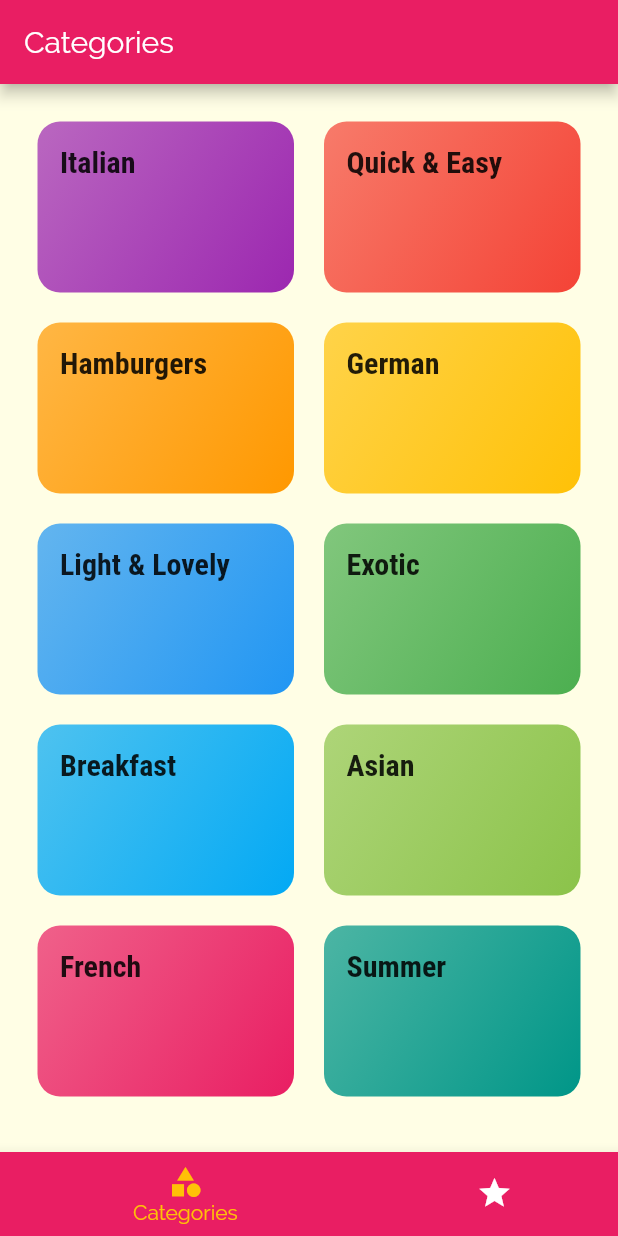
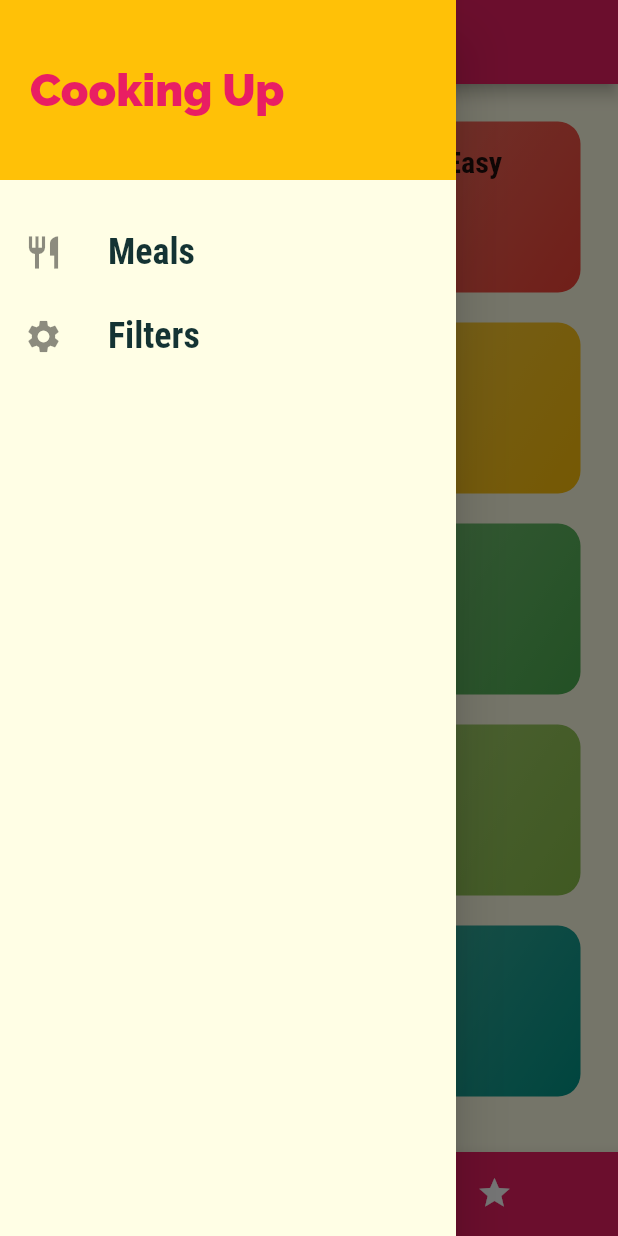
Before and after one commit to kamathpavank/meals-app, a Flutter app: the screen it shows after launch, with the side drawer open (before the commit the screen has no drawer), on a phone screen of 412 x 824 dp. Run offline on Flutter 3.47's test engine with Material 2 defaults, Android fonts, the phone set to English and light mode, and no system bars.

Commit message:
added filters

```diff
--- a/lib/main.dart
+++ b/lib/main.dart
@@ -1,15 +1,53 @@
 import 'package:flutter/material.dart';
+import 'package:meal/dummy_data.dart';
+import 'package:meal/screens/filters.dart';
 import 'package:meal/screens/meal_detail.dart';
 import 'package:meal/screens/tabs.dart';
 import './screens/categories.dart';
 import './screens/category_meals.dart';
+import 'models/meal.dart';
 
 void main() {
   runApp(MyApp());
 }
 
-class MyApp extends StatelessWidget {
+class MyApp extends StatefulWidget {
   // This widget is the root of your application.
+  @override
+  _MyAppState createState() => _MyAppState();
+}
+
+class _MyAppState extends State<MyApp> {
+  Map<String,bool> _filters = {
+    'gluten':false,
+    'lactose':false,
+    'vegan':false,
+    'vegetarian':false,
+  };
+
+  List<Meal> _availableMeals = DUMMY_MEALS;
+
+  void _setFilters(Map<String,bool> filterData){
+    setState(() {
+      _filters = filterData;
+
+      _availableMeals = DUMMY_MEALS.where((meal){
+        if(_filters['gluten'] && !meal.isGlutenFree){
+          return false;
+        }
+        if(_filters['lactose'] && !meal.isLactoseFree){
+          return false;
+        }
+        if(_filters['vegan'] && !meal.isVegan){
+          return false;
+        }
+        if(_filters['vegetarian'] && !meal.isVegetarian){
+          return false;
+        }
+        return true;
+      }).toList();
+    });
+  }
   @override
   Widget build(BuildContext context) {
     return MaterialApp(
@@ -34,8 +72,9 @@ class MyApp extends StatelessWidget {
       initialRoute: '/',
       routes: {
         '/':(ctx) => Tabs(),
-        CategoryMeals.routeName: (ctx) => CategoryMeals(),
-        MealDetail.routeName: (ctx) => MealDetail()
+        CategoryMeals.routeName: (ctx) => CategoryMeals(_availableMeals),
+        MealDetail.routeName: (ctx) => MealDetail(),
+        Filters.routeName: (ctx) => Filters(_setFilters,_filters),
       },
       onGenerateRoute: (setttings) {
         print(setttings.arguments);
--- a/lib/screens/tabs.dart
+++ b/lib/screens/tabs.dart
@@ -1,5 +1,6 @@
 import 'package:flutter/material.dart';
 import 'package:meal/screens/favourite.dart';
+import '../widgets/main_drawer.dart';
 import './categories.dart';
 
 class Tabs extends StatefulWidget {
@@ -30,6 +31,7 @@ class _TabsState extends State<Tabs> {
       appBar: AppBar(
         title: Text(_pages[_selectedPageIndex]['title']),
       ),
+      drawer: MainDrawer(),
       body: _pages[_selectedPageIndex]['page'],
       bottomNavigationBar: BottomNavigationBar(
         onTap: _selectPage,
--- /dev/null
+++ b/lib/widgets/main_drawer.dart
@@ -0,0 +1,63 @@
+import 'package:flutter/material.dart';
+import 'package:meal/screens/filters.dart';
+
+class MainDrawer extends StatelessWidget {
+  Widget buildListTile(String title, IconData icon,Function tapHandler) {
+    return ListTile(
+      leading: Icon(
+        icon,
+        size: 26,
+      ),
+      title: Text(
+        title,
+        style: TextStyle(
+          fontFamily: 'RobotoCondensed',
+          fontSize: 24,
+          fontWeight: FontWeight.bold,
+        ),
+      ),
+      onTap:tapHandler,
+    );
+  }
+
+  @override
+  Widget build(BuildContext context) {
+    return Drawer(
+      child: Column(
+        children: <Widget>[
+          Container(
+            height: 120,
+            width: double.infinity,
+            padding: EdgeInsets.all(20),
+            alignment: Alignment.centerLeft,
+            color: Theme.of(context).accentColor,
+            child: Text(
+              'Cooking Up',
+              style: TextStyle(
+                  fontWeight: FontWeight.w900,
+                  fontSize: 30,
+                  color: Theme.of(context).primaryColor),
+            ),
+          ),
+          SizedBox(
+            height: 20,
+          ),
+          buildListTile(
+            'Meals',
+            Icons.restaurant,
+            () {
+              Navigator.of(context).pushReplacementNamed('/');
+            }
+          ),
+          buildListTile(
+            'Filters',
+            Icons.settings,
+            () {
+              Navigator.of(context).pushReplacementNamed(Filters.routeName);
+            }
+          ),
+        ],
+      ),
+    );
+  }
+}
```
Also changed, not shown: lib/screens/category_meals.dart (+47 -19 lines), lib/screens/filters.dart (added, +121 -0 lines), lib/screens/meal_detail.dart (+8 -0 lines), lib/widgets/meal_item.dart (+19 -10 lines).
